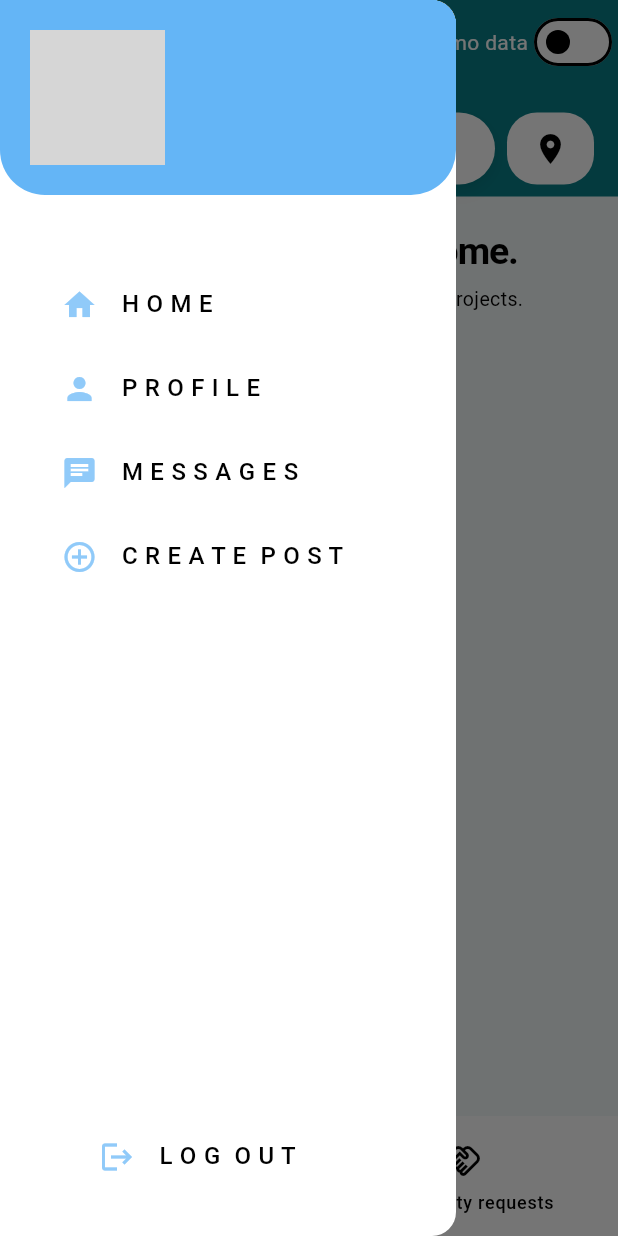
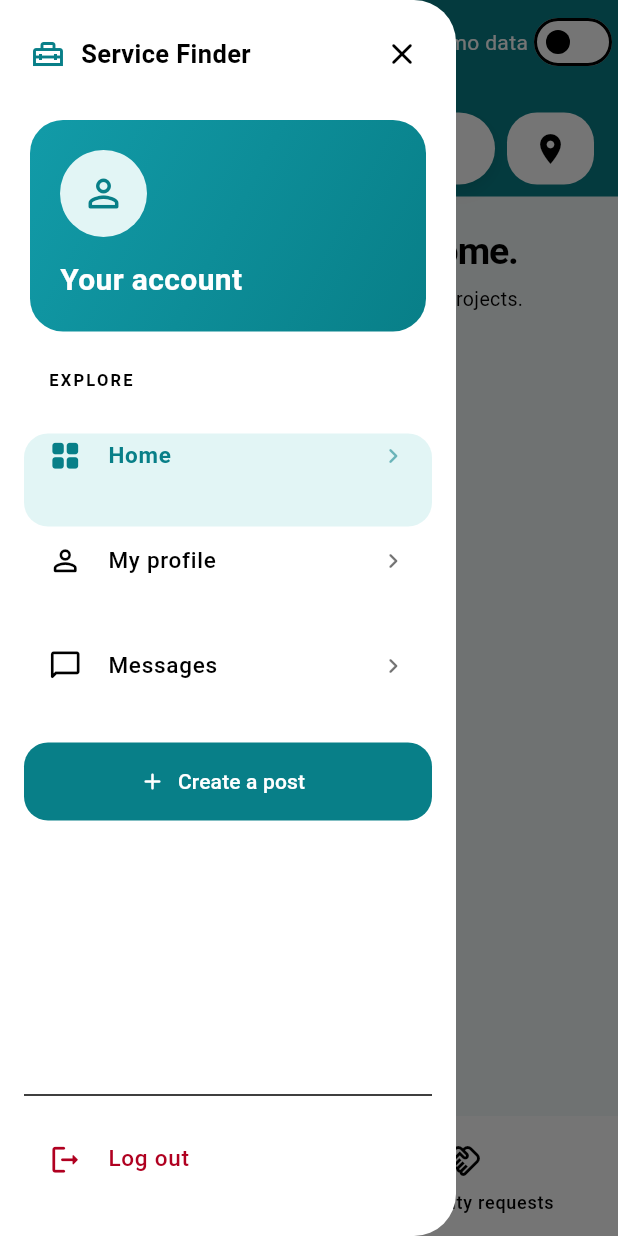
Before and after one commit to AmiruHoradagoda/service_finder_application, a Flutter app: the screen it shows once a user with an empty profile is signed in, with the side drawer open, on a phone screen of 412 x 824 dp. Run offline on Flutter 3.47's test engine with Material 3 defaults, Android fonts, the light colour scheme and no system bars; our stand-ins replace cloud_firestore, firebase_auth, firebase_core, firebase_storage, image_picker; accounts and stored records are empty; grey boxes are pictures that could not be loaded.

Commit message:
feat: Refactor MyDrawer to use StatefulWidget and enhance user profile display

```diff
--- a/lib/features/home/widgets/home_drawer_tile.dart
+++ b/lib/features/home/widgets/home_drawer_tile.dart
@@ -5,33 +5,39 @@ class HomeDrawerTile extends StatelessWidget {
       {super.key,
       required this.icon,
       required this.title,
-      required this.onTap});
+      required this.onTap,
+      this.selected = false,
+      this.destructive = false});
   final IconData icon;
   final String title;
   final VoidCallback onTap;
+  final bool selected, destructive;
 
   @override
   Widget build(BuildContext context) {
+    final scheme = Theme.of(context).colorScheme;
+    final color = destructive
+        ? scheme.error
+        : selected
+            ? const Color(0xFF087F88)
+            : scheme.onSurface;
     return Padding(
-      padding: const EdgeInsets.only(left: 25.0),
+      padding: const EdgeInsets.symmetric(vertical: 4),
       child: ListTile(
-        leading: Icon(
-          icon,
-          color: Theme.of(context)
-              .colorScheme
-              .secondary, // Dynamic secondary icon color
-        ),
-        title: Text(
-          title,
-          style: TextStyle(
-            color: Theme.of(context)
-                .textTheme
-                .bodyLarge
-                ?.color, // Updated text color for bodyLarge
-            fontSize: 16,
-            fontWeight: FontWeight.w500,
-          ),
-        ),
+        shape: RoundedRectangleBorder(borderRadius: BorderRadius.circular(16)),
+        selected: selected,
+        selectedTileColor: const Color(0xFFE2F5F5),
+        contentPadding: const EdgeInsets.symmetric(horizontal: 16, vertical: 3),
+        leading: Icon(icon, color: color, size: 23),
+        title: Text(title,
+            style: TextStyle(
+                color: color,
+                fontSize: 15,
+                fontWeight: selected ? FontWeight.w700 : FontWeight.w500)),
+        trailing: destructive
+            ? null
+            : Icon(Icons.chevron_right_rounded,
+                size: 20, color: color.withValues(alpha: 0.55)),
         onTap: onTap,
       ),
     );
--- a/lib/features/home/widgets/my_drawer.dart
+++ b/lib/features/home/widgets/my_drawer.dart
@@ -1,151 +1,194 @@
+import 'package:flutter/material.dart';
+import 'package:firebase_auth/firebase_auth.dart';
 import 'package:service_finder_application/features/home/widgets/home_drawer_tile.dart';
 import 'package:service_finder_application/features/profile/services/profile_service.dart';
+import 'package:service_finder_application/features/profile/models/user_profile.dart';
 import 'package:service_finder_application/features/auth/services/auth_service.dart';
-import 'package:firebase_auth/firebase_auth.dart';
-import 'package:flutter/material.dart';
-import 'package:service_finder_application/features/profile/models/user_profile.dart';
 import 'package:service_finder_application/routes/app_routes.dart';
 import 'package:service_finder_application/core/utils/helper_functions.dart';
 
-class MyDrawer extends StatelessWidget {
+class MyDrawer extends StatefulWidget {
   const MyDrawer({super.key});
 
-  Future<void> logout(BuildContext context) async {
+  @override
+  State<MyDrawer> createState() => _MyDrawerState();
+}
+
+class _MyDrawerState extends State<MyDrawer> {
+  late final Future<UserProfile?> _profile =
+      ProfileService().getCurrentProfile();
+
+  void _open(Future<void> Function(BuildContext) destination) {
+    final pageContext = Scaffold.of(context).context;
+    Navigator.pop(context);
+    destination(pageContext);
+  }
+
+  Future<void> _logout() async {
+    final pageContext = Scaffold.of(context).context;
+    Navigator.pop(context);
     try {
       await AuthService().signOut();
     } on FirebaseAuthException catch (error) {
-      if (context.mounted) displayMessageToUser(error.code, context);
+      if (pageContext.mounted) displayMessageToUser(error.code, pageContext);
     }
   }
 
   @override
   Widget build(BuildContext context) {
+    final theme = Theme.of(context);
     return Drawer(
-      backgroundColor:
-          Theme.of(context).colorScheme.surface, // Theme-based surface color
+      backgroundColor: theme.colorScheme.surface,
+      shape: const RoundedRectangleBorder(
+          borderRadius: BorderRadius.horizontal(right: Radius.circular(28))),
+      child: SafeArea(
+        child: CustomScrollView(slivers: [
+          SliverToBoxAdapter(
+              child: Padding(
+            padding: const EdgeInsets.fromLTRB(20, 12, 12, 20),
+            child: Row(children: [
+              const Icon(Icons.home_repair_service_outlined,
+                  color: Color(0xFF087F88)),
+              const SizedBox(width: 10),
+              const Expanded(
+                  child: Text('Service Finder',
+                      style: TextStyle(
+                          fontSize: 17, fontWeight: FontWeight.w700))),
+              IconButton(
+                  tooltip: 'Close menu',
+                  onPressed: () => Navigator.pop(context),
+                  icon: const Icon(Icons.close_rounded)),
+            ]),
+          )),
+          SliverToBoxAdapter(
+              child: Padding(
+            padding: const EdgeInsets.symmetric(horizontal: 20),
             child: FutureBuilder<UserProfile?>(
-        // Fetch user details
-        future: ProfileService().getCurrentProfile(),
+              future: _profile,
               builder: (context, snapshot) {
-          if (snapshot.connectionState == ConnectionState.waiting) {
-            return const Center(child: CircularProgressIndicator());
-          } else if (snapshot.hasError) {
-            return Center(child: Text("Error: ${snapshot.error}"));
-          } else if (snapshot.hasData) {
-            final user = snapshot.data!;
-            String profileImageUrl = user.profileImage ??
-                'https://www.pngkey.com/png/full/115-1150152_default-profile-picture-avatar-png-green.png'; // Default if null
-
-            return Column(
-              mainAxisAlignment: MainAxisAlignment.spaceBetween,
-              children: [
-                Column(
-                  children: [
-                    // Profile section at the top with circular avatar, name, and email
-                    Container(
-                      padding: const EdgeInsets.symmetric(
-                          vertical: 20, horizontal: 20),
+                final user = snapshot.data;
+                final name = user?.username?.trim();
+                final email = user?.email ??
+                    FirebaseAuth.instance.currentUser?.email ??
+                    '';
+                final image = user?.profileImage;
+                return Container(
+                  padding: const EdgeInsets.all(20),
                   decoration: BoxDecoration(
-                        color: Theme.of(context)
-                            .colorScheme
-                            .primary, // Dynamic primary color
-                        borderRadius: const BorderRadius.only(
-                          bottomLeft: Radius.circular(30),
-                          bottomRight: Radius.circular(30),
-                        ),
-                      ),
-                      child: Row(
-                        children: [
-                          // Circular Avatar with Shadow
-                          CircleAvatar(
-                            radius: 45,
-                            backgroundImage: NetworkImage(
-                                profileImageUrl), // User profile image
-                            backgroundColor: Colors.transparent,
-                          ),
-                          const SizedBox(
-                              width: 15), // Spacing between avatar and text
-                          // User Name and Email
-                          Column(
+                      borderRadius: BorderRadius.circular(22),
+                      gradient: const LinearGradient(
+                          begin: Alignment.topLeft,
+                          end: Alignment.bottomRight,
+                          colors: [Color(0xFF129BA8), Color(0xFF087F88)])),
+                  child: Column(
                       crossAxisAlignment: CrossAxisAlignment.start,
                       children: [
+                        SizedBox(
+                            width: 58,
+                            height: 58,
+                            child: ClipOval(
+                                child: image == null || image.isEmpty
+                                    ? _avatar()
+                                    : Image.network(image,
+                                        fit: BoxFit.cover,
+                                        errorBuilder: (_, __, ___) =>
+                                            _avatar()))),
+                        const SizedBox(height: 14),
                         Text(
-                                user.username ?? 'User Name',
+                            name == null || name.isEmpty
+                                ? 'Your account'
+                                : name,
+                            maxLines: 2,
+                            overflow: TextOverflow.ellipsis,
+                            style: const TextStyle(
+                                color: Colors.white,
+                                fontSize: 20,
+                                fontWeight: FontWeight.w700)),
+                        if (email.isNotEmpty) ...[
+                          const SizedBox(height: 5),
+                          Text(email,
+                              maxLines: 2,
+                              overflow: TextOverflow.ellipsis,
+                              style: const TextStyle(
+                                  color: Colors.white, fontSize: 12)),
+                        ],
+                        if (snapshot.connectionState == ConnectionState.waiting)
+                          const Padding(
+                              padding: EdgeInsets.only(top: 12),
+                              child: LinearProgressIndicator(
+                                  color: Colors.white,
+                                  backgroundColor: Colors.white24)),
+                        if (snapshot.hasError)
+                          const Padding(
+                              padding: EdgeInsets.only(top: 8),
+                              child: Text(
+                                  'Profile details are unavailable right now.',
                                   style: TextStyle(
-                                  fontSize: 20,
-                                  fontWeight: FontWeight.bold,
-                                  color: Theme.of(context)
-                                      .textTheme
-                                      .bodyLarge
-                                      ?.color, // Updated text color for bodyLarge
-                                ),
-                              ),
-                              Text(
-                                user.email ?? 'Email Address',
-                                style: TextStyle(
-                                  fontSize: 14,
-                                  color: Theme.of(context)
-                                      .textTheme
-                                      .bodyMedium
-                                      ?.color, // Updated text color for bodyMedium
-                                ),
-                              ),
-                            ],
-                          ),
-                        ],
-                      ),
-                    ),
-                    const SizedBox(height: 45),
-                    // Drawer items
-                    HomeDrawerTile(
-                      icon: Icons.home,
-                      title: 'H O M E',
-                      onTap: () => Navigator.pop(context),
-                    ),
-                    HomeDrawerTile(
-                      icon: Icons.person,
-                      title: 'P R O F I L E',
-                      onTap: () {
-                        Navigator.pop(context);
-                        AppRoutes.openProfile(context);
+                                      color: Colors.white, fontSize: 12))),
+                      ]),
+                );
               },
             ),
+          )),
+          SliverPadding(
+            padding: const EdgeInsets.fromLTRB(16, 24, 16, 16),
+            sliver: SliverList.list(children: [
+              Padding(
+                  padding: const EdgeInsets.only(left: 16, bottom: 8),
+                  child: Text('EXPLORE',
+                      style: TextStyle(
+                          fontSize: 11,
+                          letterSpacing: 1.5,
+                          fontWeight: FontWeight.w700,
+                          color: theme.colorScheme.onSurfaceVariant))),
               HomeDrawerTile(
-                      icon: Icons.chat,
-                      title: 'M E S S A G E S',
-                      onTap: () {
-                        Navigator.pop(context);
-                        AppRoutes.openMessages(context);
-                      },
+                  icon: Icons.grid_view_rounded,
+                  title: 'Home',
+                  selected: true,
+                  onTap: () => Navigator.pop(context)),
+              HomeDrawerTile(
+                  icon: Icons.person_outline_rounded,
+                  title: 'My profile',
+                  onTap: () => _open(AppRoutes.openProfile)),
+              HomeDrawerTile(
+                  icon: Icons.chat_bubble_outline_rounded,
+                  title: 'Messages',
+                  onTap: () => _open(AppRoutes.openMessages)),
+              const SizedBox(height: 16),
+              FilledButton.icon(
+                  style: FilledButton.styleFrom(
+                      backgroundColor: const Color(0xFF087F88),
+                      foregroundColor: Colors.white,
+                      minimumSize: const Size.fromHeight(52),
+                      shape: RoundedRectangleBorder(
+                          borderRadius: BorderRadius.circular(16))),
+                  onPressed: () => _open(AppRoutes.openCreatePost),
+                  icon: const Icon(Icons.add_rounded),
+                  label: const Text('Create a post')),
+            ]),
           ),
+          SliverFillRemaining(
+              hasScrollBody: false,
+              child: Padding(
+                  padding: const EdgeInsets.fromLTRB(16, 8, 16, 16),
+                  child: Column(
+                      mainAxisAlignment: MainAxisAlignment.end,
+                      crossAxisAlignment: CrossAxisAlignment.stretch,
+                      children: [
+                        const Divider(),
                         HomeDrawerTile(
-                      icon: Icons.add_circle_outline,
-                      title: 'C R E A T E  P O S T',
-                      onTap: () {
-                        Navigator.pop(context);
-                        AppRoutes.openCreatePost(context);
-                      },
-                    ),
-                  ],
-                ),
-                Padding(
-                  padding: const EdgeInsets.only(left: 25.0, bottom: 25),
-                  child: HomeDrawerTile(
-                    icon: Icons.logout,
-                    title: 'L O G  O U T',
-                    onTap: () {
-                      Navigator.pop(context);
-                      logout(context);
-                    },
-                  ),
-                ),
-              ],
-            );
-          } else {
-            return const Center(child: Text("No user data found"));
-          }
-        },
+                            icon: Icons.logout_rounded,
+                            title: 'Log out',
+                            destructive: true,
+                            onTap: _logout),
+                      ]))),
+        ]),
       ),
     );
   }
+
+  Widget _avatar() => const ColoredBox(
+      color: Color(0xFFE2F5F5),
+      child: Icon(Icons.person_outline_rounded,
+          color: Color(0xFF087F88), size: 30));
 }
```
Lines whose indentation alone changed are shown as unchanged.
